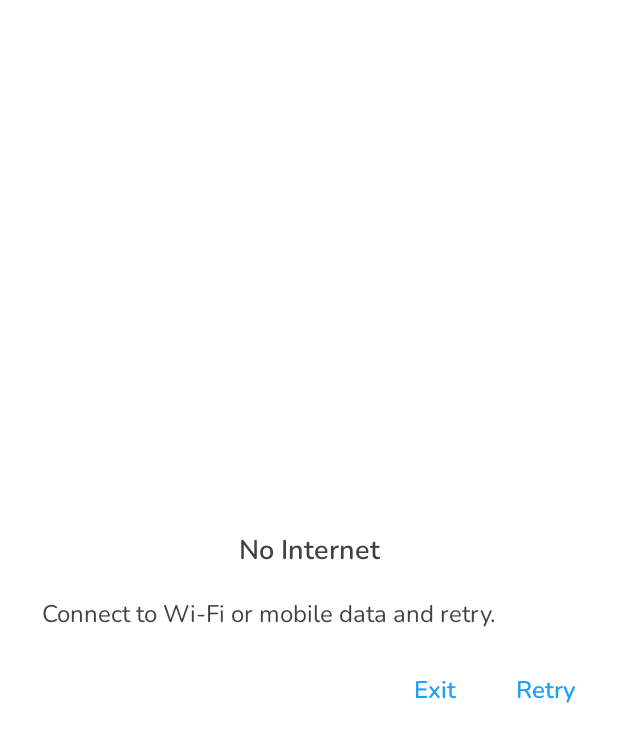
After one commit to techlore/Plexus-app, an Android app: the layout dialog_no_network.xml on its own in the app's theme, with its tools: preview values and no code run, on a phone screen of 412 x 824 dp. The commit adds this screen. Shown: the top 742 px of the screen. Run offline under Robolectric (Android 15) with nearby library versions, the phone set to English and light mode, and no system bars; network calls fail.

Commit message:
Added connectivity checks

```diff
--- a/app/src/main/AndroidManifest.xml
+++ b/app/src/main/AndroidManifest.xml
@@ -4,6 +4,7 @@
     package="tech.techlore.plexus">
 
     <uses-permission android:name="android.permission.INTERNET"/>
+    <uses-permission android:name="android.permission.ACCESS_NETWORK_STATE"/>
     <uses-permission
         android:name="android.permission.QUERY_ALL_PACKAGES"
         tools:ignore="QueryAllPackagesPermission" />
--- /dev/null
+++ b/app/src/main/res/layout/dialog_no_network.xml
@@ -0,0 +1,65 @@
+<?xml version="1.0" encoding="utf-8"?>
+<RelativeLayout
+    xmlns:android="http://schemas.android.com/apk/res/android"
+    android:layout_width="match_parent"
+    android:layout_height="wrap_content"
+    android:layout_gravity="center">
+
+    <TextView
+        android:id="@+id/dialog_title"
+        style="@style/MediumBoldText"
+        android:layout_width="match_parent"
+        android:layout_height="wrap_content"
+        android:layout_marginTop="@dimen/margin_16"
+        android:gravity="center"
+        android:text="@string/dialog_title"
+        android:textColor="@color/textTitleColor"
+        android:textSize="@dimen/text_18" />
+
+    <TextView
+        android:id="@+id/dialog_subtitle"
+        android:layout_width="match_parent"
+        android:layout_height="wrap_content"
+        android:layout_below="@+id/dialog_title"
+        android:layout_marginStart="@dimen/margin_16"
+        android:layout_marginTop="@dimen/margin_6.5"
+        android:layout_marginEnd="@dimen/margin_16"
+        android:layout_marginBottom="@dimen/margin_4"
+        android:padding="@dimen/margin_12"
+        android:text="@string/dialog_subtitle"
+        android:textAlignment="viewStart"
+        android:textColor="@color/textTitleColor"
+        android:textSize="@dimen/text_16" />
+
+    <TextView
+        android:id="@+id/dialog_negative_button"
+        style="@style/MediumBoldText"
+        android:layout_width="wrap_content"
+        android:layout_height="wrap_content"
+        android:layout_below="@+id/dialog_subtitle"
+        android:layout_marginEnd="@dimen/margin_8"
+        android:layout_marginBottom="@dimen/margin_2.5"
+        android:layout_toStartOf="@+id/dialog_positive_button"
+        android:foreground="@drawable/dialog_buttons_ripple"
+        android:padding="@dimen/margin_12"
+        android:text="@string/dialog_negative_button"
+        android:textColor="@color/colorPrimary"
+        android:textSize="@dimen/text_16" />
+
+    <TextView
+        android:id="@+id/dialog_positive_button"
+        android:layout_below="@+id/dialog_subtitle"
+        android:layout_width="wrap_content"
+        android:layout_height="wrap_content"
+        android:layout_alignParentEnd="true"
+        android:layout_marginStart="@dimen/margin_8"
+        android:layout_marginEnd="@dimen/margin_16"
+        android:layout_marginBottom="@dimen/margin_2.5"
+        android:foreground="@drawable/dialog_buttons_ripple"
+        android:padding="@dimen/margin_12"
+        android:text="@string/dialog_positive_button"
+        style="@style/MediumBoldText"
+        android:textColor="@color/colorPrimary"
+        android:textSize="@dimen/text_16" />
+
+</RelativeLayout>
--- a/app/src/main/res/values-night/colors.xml
+++ b/app/src/main/res/values-night/colors.xml
@@ -2,8 +2,8 @@
 <resources>
 
     <!--DARK THEME COLORS-->
-    <color name="colorPrimary">#2196F3</color>
-    <color name="colorAccent">#2196F3</color>
+    <color name="colorPrimary">#1DA1F2</color>
+    <color name="colorAccent">#1DA1F2</color>
     <color name="backgroundColor">#202124</color>
     <color name="textTitleColor">#FAFAFA</color>
     <color name="enabledColor">#B8B8BD</color>
--- a/app/src/main/res/values/colors.xml
+++ b/app/src/main/res/values/colors.xml
@@ -2,8 +2,8 @@
 <resources>
 
     <!--LIGHT THEME COLORS-->
-    <color name="colorPrimary">#2196F3</color>
-    <color name="colorAccent">#2196F3</color>
+    <color name="colorPrimary">#1DA1F2</color>
+    <color name="colorAccent">#1DA1F2</color>
     <color name="backgroundColor">#FAFAFA</color>
     <color name="textTitleColor">#424242</color>
     <color name="enabledColor">#606163</color>
--- a/app/src/main/res/values/strings.xml
+++ b/app/src/main/res/values/strings.xml
@@ -75,7 +75,15 @@
 
     <!--#########################################################################################-->
 
-    <!--BOTTOM SHEET-->
+    <!--DIALOGS-->
+    <string name="dialog_title" translatable="false">No Internet</string>
+    <string name="dialog_subtitle" translatable="false">Connect to Wi-Fi or mobile data and retry.</string>
+    <string name="dialog_positive_button">Retry</string>
+    <string name="dialog_negative_button">Exit</string>
+
+    <!--#########################################################################################-->
+
+    <!--BOTTOM SHEETS-->
     <string name="bottom_sheet_title" translatable="false">Bottom Sheet Title</string>
     <string name="cancel_button">Cancel</string>
 
```
Also changed, not shown: app/src/main/java/tech/techlore/plexus/activities/SplashActivity.java (+80 -24 lines), app/src/main/res/values/styles.xml (+12 -0 lines).
